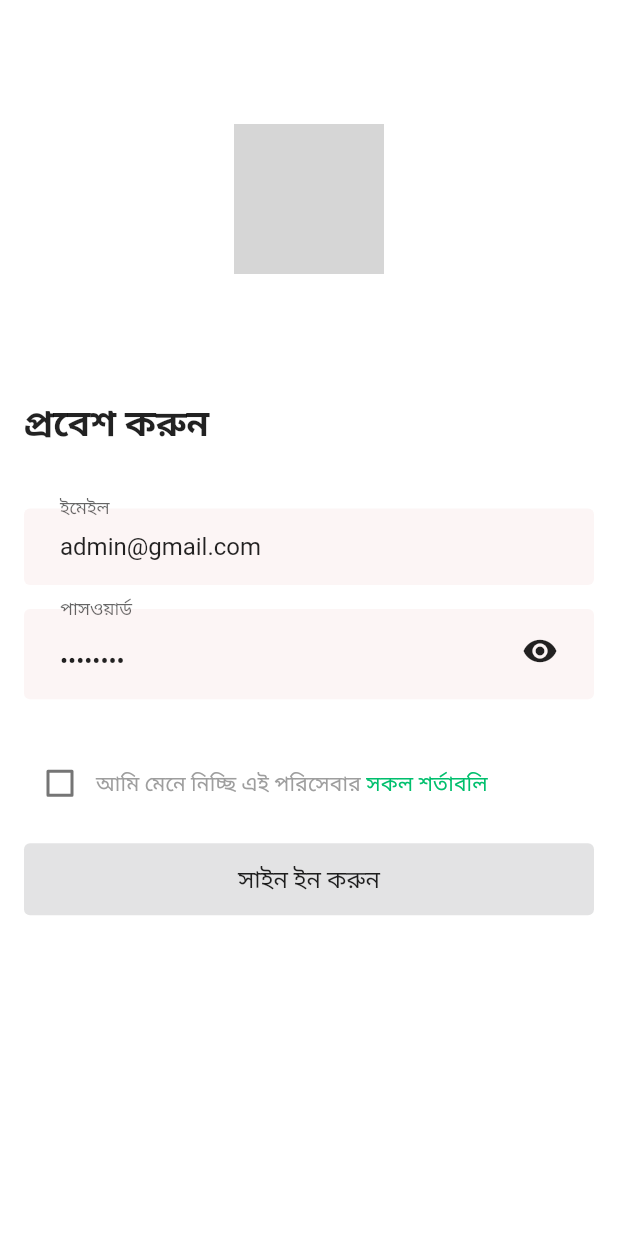
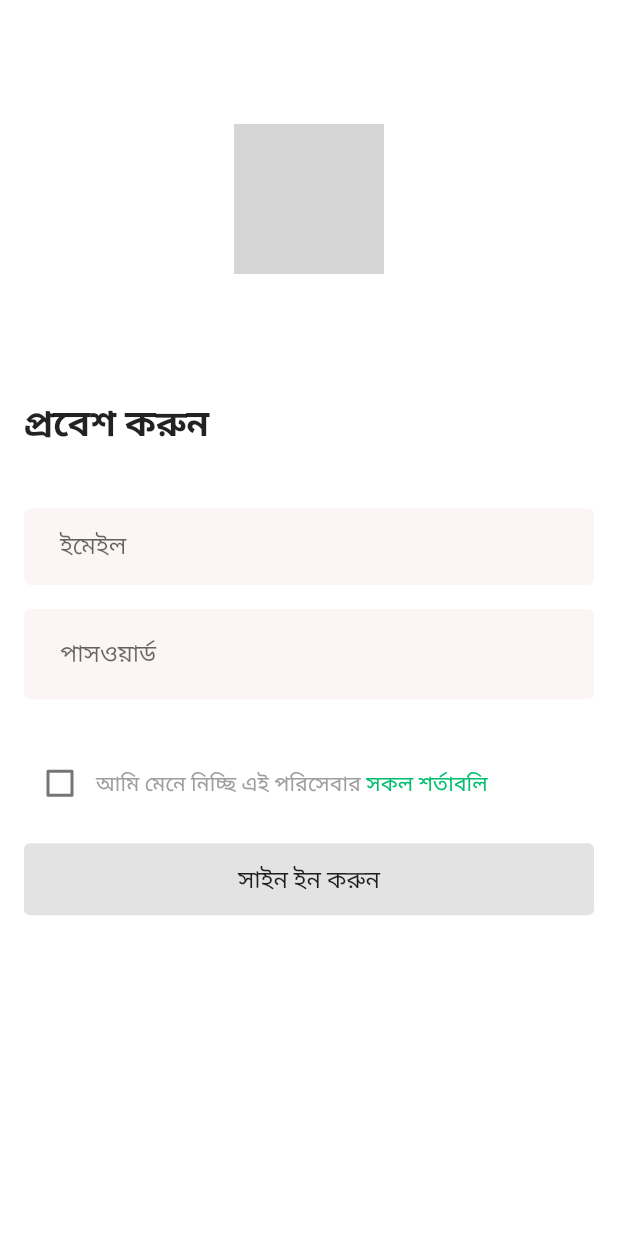
Before and after one commit to RoySuzon/ecommerce_task, a Flutter app: the screen it shows after launch, on a phone screen of 412 x 824 dp. Run offline on Flutter 3.47's test engine with Material 3 defaults, Android fonts, the phone set to English and light mode, and no system bars; our stand-ins replace dartz, dio, equatable, flutter_bloc, flutter_secure_storage, get_it; network calls fail; grey boxes are pictures that could not be loaded.

```diff
--- a/lib/features/auth/presentation/pages/login_page.dart
+++ b/lib/features/auth/presentation/pages/login_page.dart
@@ -11,8 +11,8 @@ import 'package:flutter_bloc/flutter_bloc.dart';
 
 class LoginPage extends StatelessWidget {
   final _formKey = GlobalKey<FormState>();
-  final _emailController = TextEditingController(text: "admin@gmail.com");
-  final _passController = TextEditingController(text: "12345678");
+  final _emailController = TextEditingController();
+  final _passController = TextEditingController();
   final checkBoxBloc = CheckboxCubit();
   final obsecureBloc = ObSecureCubit();
   // final bloc = AuthBloc(AuthRepositoryImp());
```
Also changed, not shown: 1 other file.
